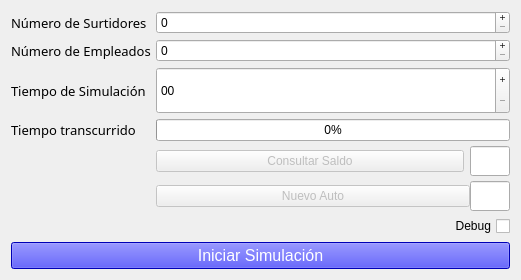
Old version of the form tp1/mainwindow.ui in the repository fedefarina/concu20141c.
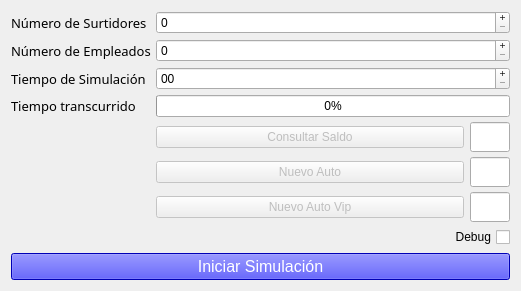
New version of the form.

Commit message: Nuevos cambios en vista

What changed in the file:
```diff
--- a/tp1/mainwindow.ui
+++ b/tp1/mainwindow.ui
@@ -245,10 +245,10 @@
         </item>
        </layout>
       </item>
-      <item row="7" column="1">
+      <item row="8" column="1">
        <layout class="QHBoxLayout" name="horizontalLayout">
         <property name="spacing">
-         <number>0</number>
+         <number>6</number>
         </property>
         <property name="topMargin">
          <number>0</number>
@@ -293,7 +293,7 @@
         </item>
        </layout>
       </item>
-      <item row="8" column="1">
+      <item row="10" column="1">
        <layout class="QHBoxLayout" name="horizontalLayout_3">
         <property name="bottomMargin">
          <number>0</number>
@@ -350,6 +350,48 @@
         </item>
        </layout>
       </item>
+      <item row="9" column="1">
+       <layout class="QHBoxLayout" name="horizontalLayout_7">
+        <property name="spacing">
+         <number>6</number>
+        </property>
+        <property name="bottomMargin">
+         <number>0</number>
+        </property>
+        <item>
+         <widget class="QPushButton" name="nuevoAutoVipButton">
+          <property name="enabled">
+           <bool>false</bool>
+          </property>
+          <property name="text">
+           <string>Nuevo Auto Vip</string>
+          </property>
+         </widget>
+        </item>
+        <item>
+         <widget class="QLineEdit" name="capacidadVipEdit">
+          <property name="sizePolicy">
+           <sizepolicy hsizetype="Fixed" vsizetype="Fixed">
+            <horstretch>0</horstretch>
+            <verstretch>0</verstretch>
+           </sizepolicy>
+          </property>
+          <property name="minimumSize">
+           <size>
+            <width>0</width>
+            <height>30</height>
+           </size>
+          </property>
+          <property name="maximumSize">
+           <size>
+            <width>40</width>
+            <height>30</height>
+           </size>
+          </property>
+         </widget>
+        </item>
+       </layout>
+      </item>
      </layout>
     </item>
     <item>
```
The commit also changes 8 other files.
